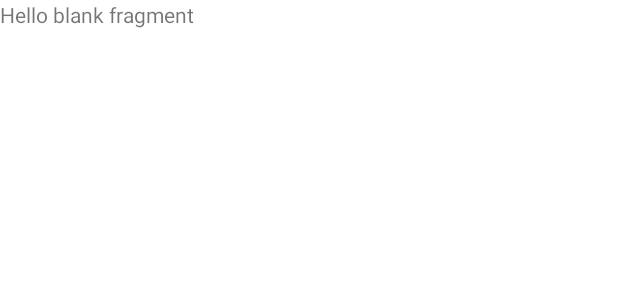
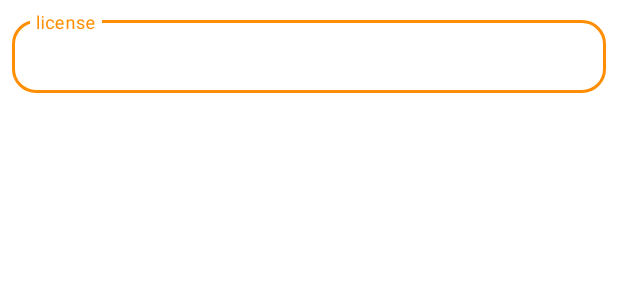
Before and after one commit to eliasayele/androidBasicsKotlin, an Android app: the layout fragment_home.xml on its own in the app's theme, with its tools: preview values and no code run, on a phone screen of 412 x 824 dp. Shown: the top 300 px of the screen. Run offline under Robolectric (Android 15) with nearby library versions, the phone set to English and light mode, and no system bars.

Commit message:
home page UI setup

```diff
--- a/app/src/main/res/layout/activity_login.xml
+++ b/app/src/main/res/layout/activity_login.xml
@@ -74,8 +74,8 @@
 
     <Button
         android:id="@+id/btn_login"
-        android:layout_width="match_parent"
-        android:layout_height="wrap_content"
+        android:layout_width="351dp"
+        android:layout_height="56dp"
         android:layout_marginHorizontal="20dp"
         android:layout_marginTop="30dp"
         android:text="Login"
--- a/app/src/main/res/layout/fragment_home.xml
+++ b/app/src/main/res/layout/fragment_home.xml
@@ -1,14 +1,37 @@
 <?xml version="1.0" encoding="utf-8"?>
-<FrameLayout xmlns:android="http://schemas.android.com/apk/res/android"
+<androidx.constraintlayout.widget.ConstraintLayout xmlns:android="http://schemas.android.com/apk/res/android"
     xmlns:tools="http://schemas.android.com/tools"
     android:layout_width="match_parent"
     android:layout_height="match_parent"
+    xmlns:app="http://schemas.android.com/apk/res-auto"
     tools:context=".homeFragment">
 
-    <!-- TODO: Update blank fragment layout -->
-    <TextView
+
+    <com.google.android.material.textfield.TextInputLayout
+        android:id="@+id/etLicenseNumber"
+        style="@style/Widget.MaterialComponents.TextInputLayout.OutlinedBox.Dense"
         android:layout_width="match_parent"
-        android:layout_height="match_parent"
-        android:text="@string/hello_blank_fragment" />
+        android:layout_height="wrap_content"
+        android:layout_margin="@dimen/dimen_8dp"
+        android:autofillHints="false"
+        android:hint="license"
+        android:inputType="text"
+        android:visibility="visible"
+        app:endIconMode="clear_text"
+        app:layout_constraintLeft_toLeftOf="parent"
+        app:layout_constraintRight_toRightOf="parent"
+        app:layout_constraintTop_toTopOf="parent"
+        app:shapeAppearance="@style/Rounded">
 
-</FrameLayout>
+        <com.google.android.material.textfield.TextInputEditText
+            android:id="@+id/etUserName"
+            android:layout_width="match_parent"
+            android:layout_height="wrap_content"
+            app:layout_constraintEnd_toEndOf="parent"
+            app:layout_constraintHorizontal_bias="0.5"
+            app:layout_constraintStart_toStartOf="parent"
+            app:layout_constraintTop_toTopOf="parent" />
+    </com.google.android.material.textfield.TextInputLayout>
+
+
+</androidx.constraintlayout.widget.ConstraintLayout>
--- a/app/src/main/res/layout/fragment_profile.xml
+++ b/app/src/main/res/layout/fragment_profile.xml
@@ -5,7 +5,7 @@
     android:layout_height="match_parent"
     tools:context=".profileFragment">
 
-    <!-- TODO: Update blank fragment layout -->
+
     <TextView
         android:layout_width="match_parent"
         android:layout_height="match_parent"
```
Also changed, not shown: app/src/main/res/layout/activity_main.xml (+0 -15 lines).
